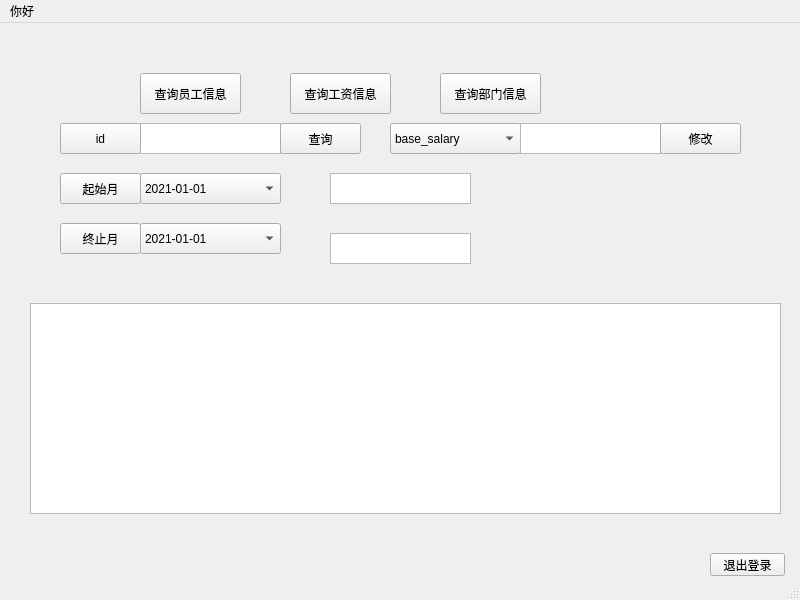
Old version of the form YYFs-main/untitled2/mainwindow.ui in the repository Yyf020529/YYFs.
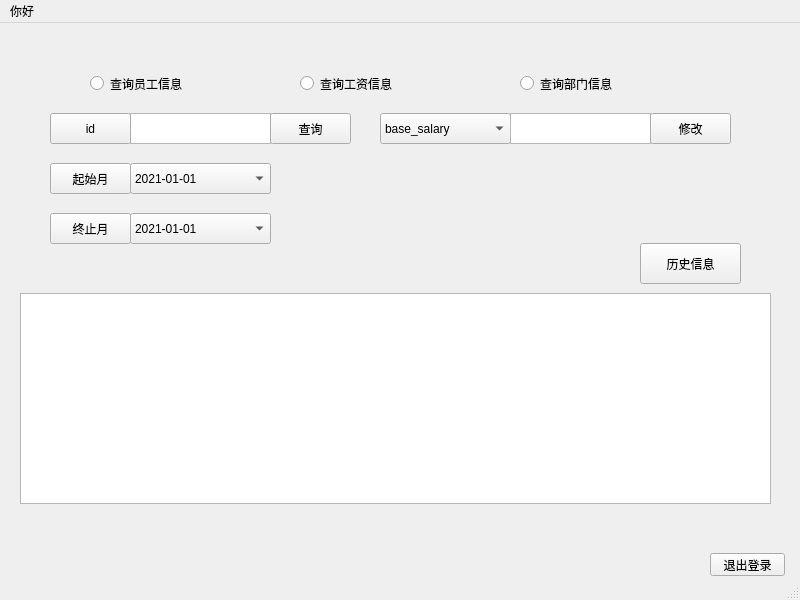
New version of the form. The open tabs and pages were chosen to show the change.

```diff
--- a/YYFs-main/untitled2/mainwindow.ui
+++ b/YYFs-main/untitled2/mainwindow.ui
@@ -43,8 +43,8 @@
    <widget class="QStackedWidget" name="stackedWidget">
     <property name="geometry">
      <rect>
-      <x>20</x>
-      <y>90</y>
+      <x>10</x>
+      <y>80</y>
       <width>771</width>
       <height>421</height>
      </rect>
@@ -344,16 +344,6 @@
        <string>起始月</string>
       </property>
      </widget>
-     <widget class="QTextEdit" name="textEdit_5">
-      <property name="geometry">
-       <rect>
-        <x>310</x>
-        <y>60</y>
-        <width>141</width>
-        <height>31</height>
-       </rect>
-      </property>
-     </widget>
      <widget class="QPushButton" name="pushButton_12">
       <property name="geometry">
        <rect>
@@ -367,16 +357,6 @@
        <string>终止月</string>
       </property>
      </widget>
-     <widget class="QTextEdit" name="textEdit_6">
-      <property name="geometry">
-       <rect>
-        <x>310</x>
-        <y>120</y>
-        <width>141</width>
-        <height>31</height>
-       </rect>
-      </property>
-     </widget>
      <widget class="QTableView" name="tableView_2">
       <property name="geometry">
        <rect>
@@ -520,6 +500,19 @@
        </property>
       </item>
      </widget>
+     <widget class="QPushButton" name="pushButton_18">
+      <property name="geometry">
+       <rect>
+        <x>630</x>
+        <y>140</y>
+        <width>101</width>
+        <height>41</height>
+       </rect>
+      </property>
+      <property name="text">
+       <string>历史信息</string>
+      </property>
+     </widget>
     </widget>
     <widget class="QWidget" name="page_3">
      <widget class="QComboBox" name="comboBox_4">
@@ -674,12 +667,12 @@
      </widget>
     </widget>
    </widget>
-   <widget class="QPushButton" name="pushButton_2">
+   <widget class="QRadioButton" name="radioButton">
     <property name="geometry">
      <rect>
-      <x>140</x>
-      <y>50</y>
-      <width>101</width>
+      <x>90</x>
+      <y>40</y>
+      <width>121</width>
       <height>41</height>
      </rect>
     </property>
@@ -687,26 +680,26 @@
      <string>查询员工信息</string>
     </property>
    </widget>
-   <widget class="QPushButton" name="pushButton_3">
+   <widget class="QRadioButton" name="radioButton_2">
     <property name="geometry">
      <rect>
-      <x>290</x>
+      <x>300</x>
       <y>50</y>
-      <width>101</width>
-      <height>41</height>
+      <width>121</width>
+      <height>21</height>
      </rect>
     </property>
     <property name="text">
      <string>查询工资信息</string>
     </property>
    </widget>
-   <widget class="QPushButton" name="pushButton_4">
+   <widget class="QRadioButton" name="radioButton_3">
     <property name="geometry">
      <rect>
-      <x>440</x>
+      <x>520</x>
       <y>50</y>
-      <width>101</width>
-      <height>41</height>
+      <width>121</width>
+      <height>21</height>
      </rect>
     </property>
     <property name="text">
```
Left out of the diff: 6 changed lines with no effect on the pictures.
